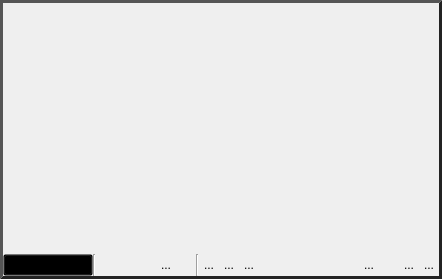
Qt form src/Interface/Application/ViewerWidget.ui (jessdtate/Seg3D) before a commit.
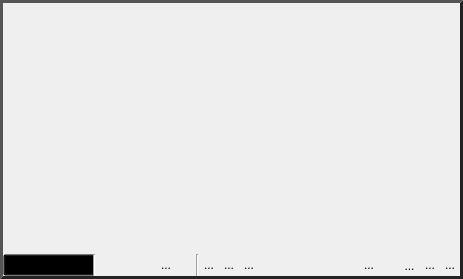
The same form after that commit. Icons and pictures are not drawn. Custom widgets are drawn as their Qt base class.

```diff
--- a/src/Interface/Application/ViewerWidget.ui
+++ b/src/Interface/Application/ViewerWidget.ui
@@ -6,7 +6,7 @@
    <rect>
     <x>0</x>
     <y>0</y>
-    <width>442</width>
+    <width>463</width>
     <height>279</height>
    </rect>
   </property>
@@ -208,7 +208,7 @@
                 <widget class="QComboBox" name="viewer_mode_">
                  <property name="minimumSize">
                   <size>
-                   <width>82</width>
+                   <width>100</width>
                    <height>0</height>
                   </size>
                  </property>
@@ -1131,6 +1131,33 @@
                  </property>
                  <property name="text">
                   <string/>
+                 </property>
+                 <property name="icon">
+                  <iconset resource="../../Resources/QtResources.qrc">
+                   <normaloff>:/Images/DataVolumeOff.png</normaloff>
+                   <normalon>:/Images/DataVolume.png</normalon>:/Images/DataVolumeOff.png</iconset>
+                 </property>
+                </widget>
+               </item>
+               <item>
+                <widget class="QToolButton" name="show_bounding_box_button_">
+                 <property name="minimumSize">
+                  <size>
+                   <width>21</width>
+                   <height>21</height>
+                  </size>
+                 </property>
+                 <property name="maximumSize">
+                  <size>
+                   <width>21</width>
+                   <height>21</height>
+                  </size>
+                 </property>
+                 <property name="toolTip">
+                  <string>Show bounding box</string>
+                 </property>
+                 <property name="text">
+                  <string>...</string>
                  </property>
                  <property name="icon">
                   <iconset resource="../../Resources/QtResources.qrc">
```
Left out of the diff: 5 changed lines with no effect on the pictures.
